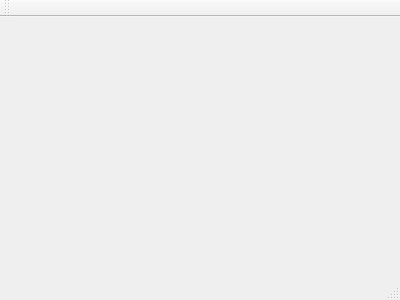
Before: the Qt Designer form mainwindow.ui in flyfire2002/ProgressionStrip, drawn with Qt 5.
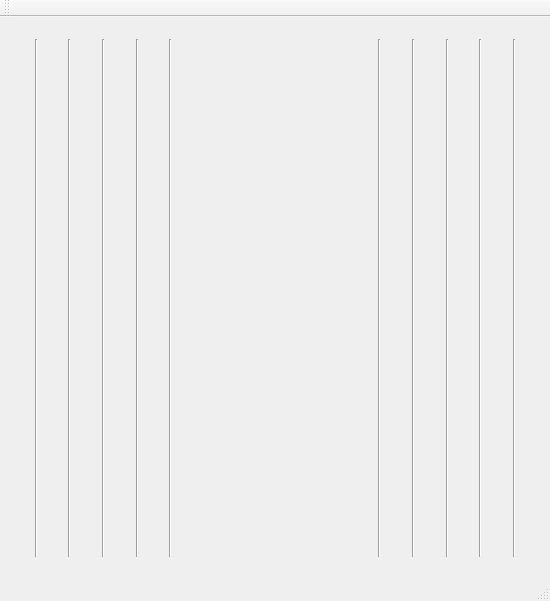
After: the same form once the commit is applied.

Commit message: Mainwindow layout and strip designed.

```diff
--- a/mainwindow.ui
+++ b/mainwindow.ui
@@ -1,24 +1,215 @@
 <ui version="4.0">
  <class>MainWindow</class>
- <widget class="QMainWindow" name="MainWindow" >
-  <property name="geometry" >
+ <widget class="QMainWindow" name="MainWindow">
+  <property name="geometry">
    <rect>
     <x>0</x>
     <y>0</y>
-    <width>400</width>
-    <height>300</height>
+    <width>550</width>
+    <height>601</height>
    </rect>
   </property>
-  <property name="windowTitle" >
+  <property name="sizePolicy">
+   <sizepolicy hsizetype="Fixed" vsizetype="Fixed">
+    <horstretch>0</horstretch>
+    <verstretch>0</verstretch>
+   </sizepolicy>
+  </property>
+  <property name="minimumSize">
+   <size>
+    <width>550</width>
+    <height>600</height>
+   </size>
+  </property>
+  <property name="maximumSize">
+   <size>
+    <width>550</width>
+    <height>2400</height>
+   </size>
+  </property>
+  <property name="windowTitle">
    <string>MainWindow</string>
   </property>
-  <widget class="QMenuBar" name="menuBar" />
-  <widget class="QToolBar" name="mainToolBar" />
-  <widget class="QWidget" name="centralWidget" />
-  <widget class="QStatusBar" name="statusBar" />
+  <widget class="QWidget" name="centralWidget">
+   <property name="sizePolicy">
+    <sizepolicy hsizetype="Expanding" vsizetype="Expanding">
+     <horstretch>0</horstretch>
+     <verstretch>0</verstretch>
+    </sizepolicy>
+   </property>
+   <layout class="QVBoxLayout" name="verticalLayout">
+    <item>
+     <widget class="QFrame" name="verticalFrame">
+      <layout class="QHBoxLayout" name="horizontalLayout">
+       <item>
+        <widget class="Line" name="leftBar1">
+         <property name="sizePolicy">
+          <sizepolicy hsizetype="Preferred" vsizetype="Preferred">
+           <horstretch>1</horstretch>
+           <verstretch>1</verstretch>
+          </sizepolicy>
+         </property>
+         <property name="orientation">
+          <enum>Qt::Vertical</enum>
+         </property>
+        </widget>
+       </item>
+       <item>
+        <widget class="Line" name="leftBar2">
+         <property name="sizePolicy">
+          <sizepolicy hsizetype="Preferred" vsizetype="Preferred">
+           <horstretch>1</horstretch>
+           <verstretch>1</verstretch>
+          </sizepolicy>
+         </property>
+         <property name="orientation">
+          <enum>Qt::Vertical</enum>
+         </property>
+        </widget>
+       </item>
+       <item>
+        <widget class="Line" name="leftBar3">
+         <property name="sizePolicy">
+          <sizepolicy hsizetype="Preferred" vsizetype="Preferred">
+           <horstretch>1</horstretch>
+           <verstretch>1</verstretch>
+          </sizepolicy>
+         </property>
+         <property name="orientation">
+          <enum>Qt::Vertical</enum>
+         </property>
+        </widget>
+       </item>
+       <item>
+        <widget class="Line" name="leftBar4">
+         <property name="sizePolicy">
+          <sizepolicy hsizetype="Preferred" vsizetype="Preferred">
+           <horstretch>1</horstretch>
+           <verstretch>1</verstretch>
+          </sizepolicy>
+         </property>
+         <property name="orientation">
+          <enum>Qt::Vertical</enum>
+         </property>
+        </widget>
+       </item>
+       <item>
+        <widget class="Line" name="leftBar5">
+         <property name="sizePolicy">
+          <sizepolicy hsizetype="Preferred" vsizetype="Preferred">
+           <horstretch>1</horstretch>
+           <verstretch>1</verstretch>
+          </sizepolicy>
+         </property>
+         <property name="orientation">
+          <enum>Qt::Vertical</enum>
+         </property>
+        </widget>
+       </item>
+       <item>
+        <spacer name="horizontalSpacer">
+         <property name="orientation">
+          <enum>Qt::Horizontal</enum>
+         </property>
+         <property name="sizeHint" stdset="0">
+          <size>
+           <width>175</width>
+           <height>20</height>
+          </size>
+         </property>
+        </spacer>
+       </item>
+       <item>
+        <widget class="Line" name="rightBar1">
+         <property name="sizePolicy">
+          <sizepolicy hsizetype="Preferred" vsizetype="Preferred">
+           <horstretch>1</horstretch>
+           <verstretch>1</verstretch>
+          </sizepolicy>
+         </property>
+         <property name="orientation">
+          <enum>Qt::Vertical</enum>
+         </property>
+        </widget>
+       </item>
+       <item>
+        <widget class="Line" name="rightBar2">
+         <property name="sizePolicy">
+          <sizepolicy hsizetype="Preferred" vsizetype="Preferred">
+           <horstretch>1</horstretch>
+           <verstretch>1</verstretch>
+          </sizepolicy>
+         </property>
+         <property name="orientation">
+          <enum>Qt::Vertical</enum>
+         </property>
+        </widget>
+       </item>
+       <item>
+        <widget class="Line" name="rightBar3">
+         <property name="sizePolicy">
+          <sizepolicy hsizetype="Preferred" vsizetype="Preferred">
+           <horstretch>1</horstretch>
+           <verstretch>1</verstretch>
+          </sizepolicy>
+         </property>
+         <property name="orientation">
+          <enum>Qt::Vertical</enum>
+         </property>
+        </widget>
+       </item>
+       <item>
+        <widget class="Line" name="rightBar4">
+         <property name="sizePolicy">
+          <sizepolicy hsizetype="Preferred" vsizetype="Preferred">
+           <horstretch>1</horstretch>
+           <verstretch>1</verstretch>
+          </sizepolicy>
+         </property>
+         <property name="orientation">
+          <enum>Qt::Vertical</enum>
+         </property>
+        </widget>
+       </item>
+       <item>
+        <widget class="Line" name="rightBar5">
+         <property name="sizePolicy">
+          <sizepolicy hsizetype="Preferred" vsizetype="Preferred">
+           <horstretch>1</horstretch>
+           <verstretch>1</verstretch>
+          </sizepolicy>
+         </property>
+         <property name="orientation">
+          <enum>Qt::Vertical</enum>
+         </property>
+        </widget>
+       </item>
+      </layout>
+     </widget>
+    </item>
+   </layout>
+  </widget>
+  <widget class="QMenuBar" name="menuBar">
+   <property name="geometry">
+    <rect>
+     <x>0</x>
+     <y>0</y>
+     <width>550</width>
+     <height>21</height>
+    </rect>
+   </property>
+  </widget>
+  <widget class="QToolBar" name="mainToolBar">
+   <attribute name="toolBarArea">
+    <enum>TopToolBarArea</enum>
+   </attribute>
+   <attribute name="toolBarBreak">
+    <bool>false</bool>
+   </attribute>
+  </widget>
+  <widget class="QStatusBar" name="statusBar"/>
  </widget>
- <layoutDefault spacing="6" margin="11" />
- <pixmapfunction></pixmapfunction>
+ <layoutdefault spacing="6" margin="11"/>
  <resources/>
  <connections/>
 </ui>
```
Left out of the diff: 1 changed line with no effect on the pictures. The commit also changes 4 other files.
